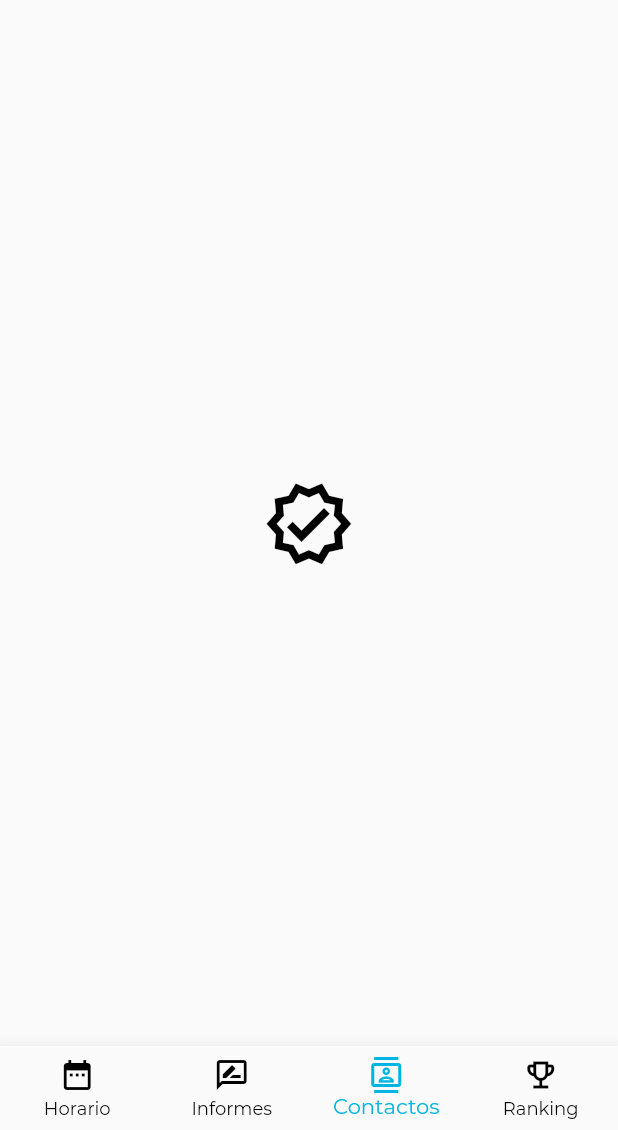
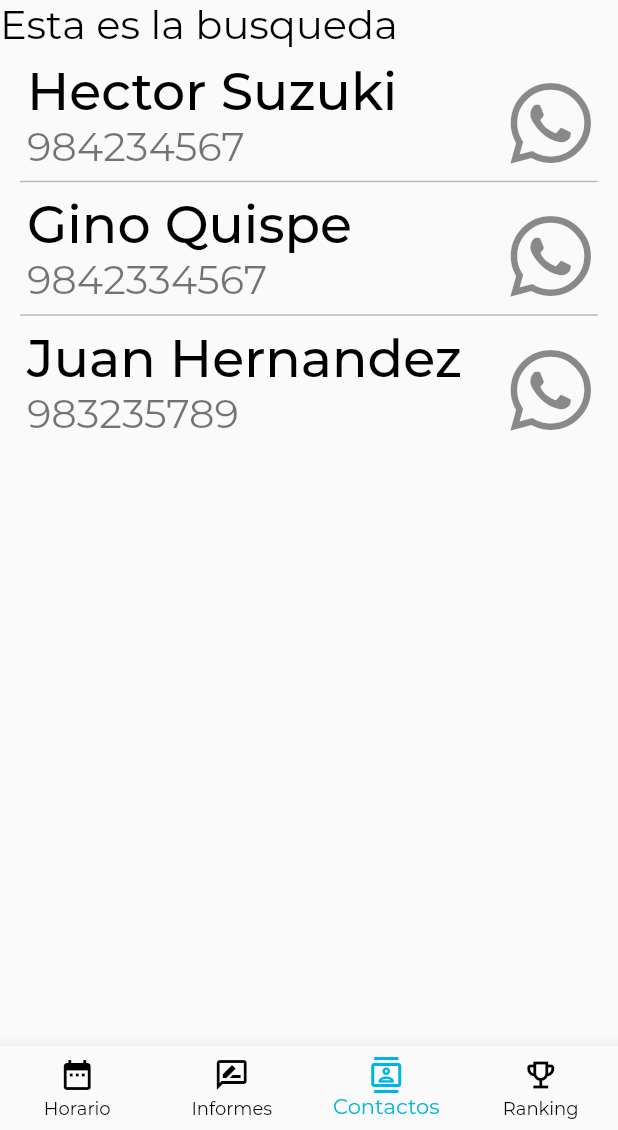
Before and after one commit to algowapo/Kusikay-Mobile, a Flutter app: the screen it shows after launch, item 3 of the bottom bar chosen, on a phone screen of 412 x 824 dp, the part 106-1236 px from its top. Run offline on Flutter 3.47's test engine with Material 2 defaults, Android fonts, the light colour scheme and no system bars; our stand-ins replace font_awesome_flutter; missing offline and left inert: ms_undraw; project files that could hold a hidden picture were left out.

Commit message:
ListTile de Contacto en vista Contactos

```diff
--- a/lib/pages/teacher/contacts_teacher.dart
+++ b/lib/pages/teacher/contacts_teacher.dart
@@ -1,12 +1,65 @@
 import 'package:flutter/material.dart';
+import 'package:font_awesome_flutter/font_awesome_flutter.dart';
+import 'package:kusikay_mobile/widgets/vertical_separator.dart';
+
 
 class ContactsTeacher extends StatelessWidget {
   const ContactsTeacher({Key? key}) : super(key: key);
 
   @override
   Widget build(BuildContext context) {
-    return const Scaffold(
-      body: Center(child: Icon(Icons.verified_outlined)),
+    double width = MediaQuery.of(context).size.width;
+
+    EdgeInsets listPadding =
+    EdgeInsets.fromLTRB(width * 0.06, 0, width * 0.06, width * 0.03);
+
+    return Scaffold(
+      body: Center(
+        child: Column(
+          mainAxisAlignment: MainAxisAlignment.start,
+          children: [
+            Row(
+              children: [
+                Text("Esta es la busqueda")
+              ],
+            ),
+            Expanded(
+              child: ListView(
+                physics: const BouncingScrollPhysics(),
+                children: [
+                  Padding(
+                    padding: EdgeInsets.all(2),
+                    child: ListTile(
+                      title: Text("Hector Suzuki"),
+                      subtitle: Text("984234567"),
+                      trailing: FaIcon(FontAwesomeIcons.whatsapp), onTap: (){print("Dirigir a whatsapp");},
+                    ),
+                  ),
+                  const VerticalSeparator(),
+                  Padding(
+                    padding: EdgeInsets.all(2),
+                    child: ListTile(
+                      title: Text("Gino Quispe"),
+                      subtitle: Text("9842334567"),
+                      trailing: FaIcon(FontAwesomeIcons.whatsapp), onTap: (){print("Dirigir a whatsapp");},
+                    ),
+                  ),
+                  const VerticalSeparator(),
+                  Padding(
+                    padding: EdgeInsets.all(2),
+                    child: ListTile(
+                      title: Text("Juan Hernandez"),
+                      subtitle: Text("983235789"),
+                      trailing: FaIcon(FontAwesomeIcons.whatsapp), onTap: (){print("Dirigir a whatsapp");},
+                    ),
+                  ),
+
+                ],
+              ),
+            )
+          ],
+        ),
+      ),
     );
   }
 }
--- a/pubspec.yaml
+++ b/pubspec.yaml
@@ -40,6 +40,7 @@ dependencies:
   ms_undraw: ^3.0.1+1
   flutter_spinkit: ^5.1.0
   flutter_animated_dialog: ^2.0.1
+  font_awesome_flutter: ^9.2.0
 
 dev_dependencies:
   flutter_test:
```
Also changed, not shown: pubspec.lock.
